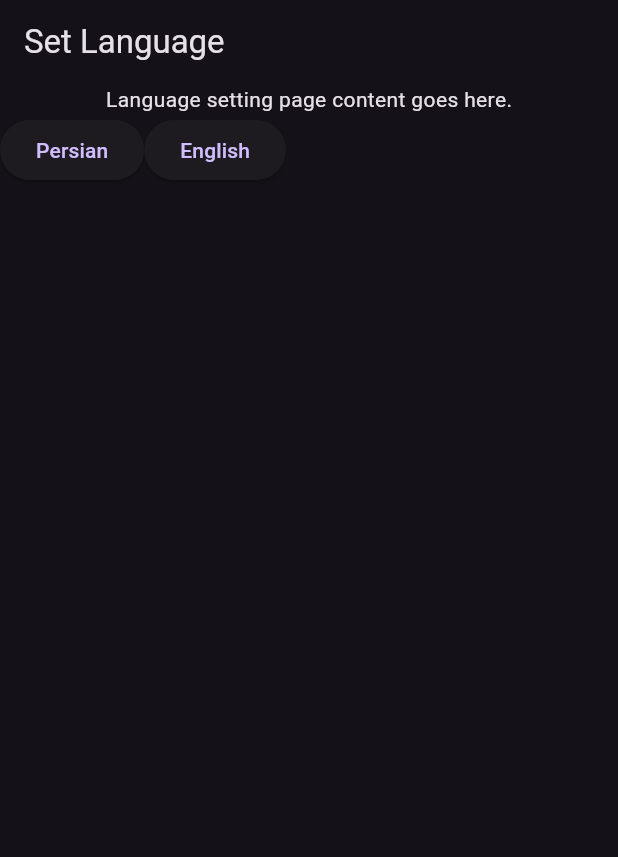
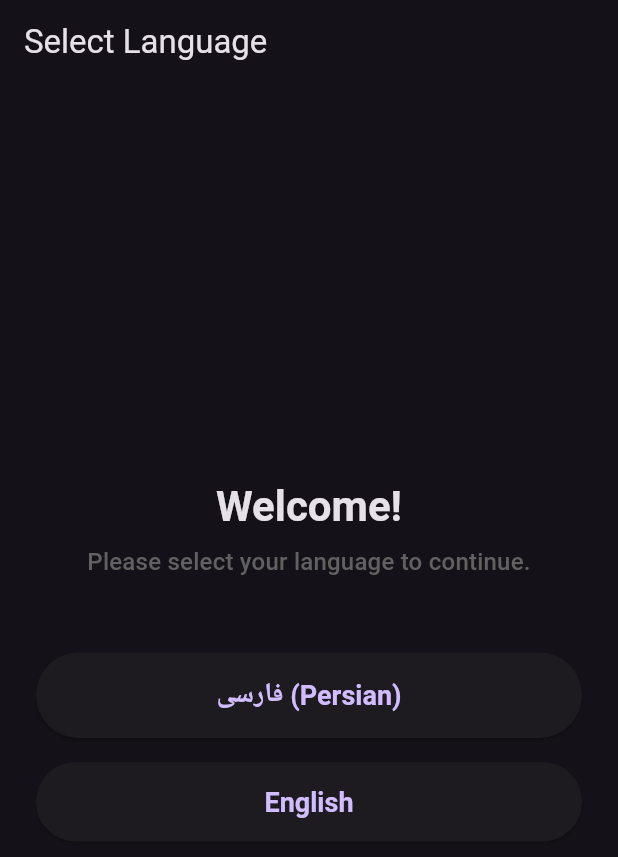
Before and after one commit to b3hzadsh/insight-lens, a Flutter app: the screen it shows after launch, on a phone screen of 412 x 824 dp. Shown: the top 857 px of the screen. Run offline on Flutter 3.47's test engine with Material 3 defaults, Android fonts, the phone set to English and light mode, and no system bars; our stand-ins replace camera, go_router, permission_handler, shared_preferences; missing offline and left inert: tflite_flutter.

Commit message:
before every thing start

```diff
--- a/lib/navigation/router.dart
+++ b/lib/navigation/router.dart
@@ -1,4 +1,3 @@
-// router.dart
 import 'package:go_router/go_router.dart';
 import 'package:flutter/material.dart';
 import 'package:test_app/pages/set_language.dart';
@@ -6,21 +5,15 @@ import 'package:test_app/pages/splash.dart' show SplashScreen;
 import 'package:test_app/providers/app_lang_provider.dart';
 import 'package:test_app/widgets/home_wrapper_loader.dart';
 
-
 class AppRouter {
   final AppLanguageProvider languageProvider;
 
   AppRouter(this.languageProvider);
 
   late final GoRouter router = GoRouter(
-    // ۱. به پروایدر گوش کن
     refreshListenable: languageProvider,
-
-    // ۲. مسیر اولیه *همیشه* اسپلش است
     initialLocation: '/',
-
     routes: [
-      // ۳. مسیر صفحه اسپلش را اضافه کن
       GoRoute(
         path: '/',
         builder: (BuildContext context, GoRouterState state) {
@@ -41,37 +34,45 @@ class AppRouter {
       ),
     ],
 
-    // ۴. منطق اصلی هدایت (Redirect)
+    // --- بخش اصلاح شده ---
     redirect: (BuildContext context, GoRouterState state) {
       final isLoading = languageProvider.isLoading;
       final langCode = languageProvider.languageCode;
-      final currentLocation = state.matchedLocation;
+
+      // 'requestedLocation' مکانی است که کاربر *قصد دارد* به آن برود
+      final requestedLocation = state.matchedLocation;
 
       // حالت ۱: در حال بارگذاری از حافظه
-      // کاربر باید در صفحه اسپلش بماند
       if (isLoading) {
-        return (currentLocation == '/') ? null : '/';
+        // در صفحه اسپلش بمان
+        return (requestedLocation == '/') ? null : '/';
       }
 
       // حالت ۲: بارگذاری تمام شده، زبان انتخاب نشده (بار اول)
-      // کاربر باید به صفحه تنظیمات زبان برود
       if (!isLoading && langCode == null) {
-        return (currentLocation == '/settings/language')
+        // کاربر را به صفحه تنظیمات زبان بفرست
+        return (requestedLocation == '/settings/language')
             ? null
             : '/settings/language';
       }
 
-      // حالت ۳: بارگذاری تمام شده، زبان قبلاً انتخاب شده
-      // کاربر باید به صفحه پیش‌بینی برود
+      // حالت ۳: بارگذاری تمام شده، زبان قبلاً انتخاب شده (دفعات بعد)
       if (!isLoading && langCode != null) {
-        // اگر کاربر در صفحه اسپلش یا تنظیمات است، او را به predict ببر
-        if (currentLocation == '/' || currentLocation == '/settings/language') {
+        // ✅ اینجا اصلاح شد:
+        // فقط اگر کاربر در صفحه اسپلش (/) است،
+        // او را به صفحه پیش‌بینی (predict) هدایت کن.
+        if (requestedLocation == '/') {
           return '/predict';
         }
+
+        // در هر حالت دیگری (مثلاً اگر کاربر صراحتاً
+        // روی دکمه کلیک کرده تا به /settings/language برود)،
+        // اجازه بده ناوبری انجام شود و ریدایرکت نکن.
       }
 
-      // در غیر این صورت (مثلاً کاربر خودش دستی در /predict است)، کاری نکن
+      // در غیر این صورت، هیچ ریدایرکتی لازم نیست
       return null;
     },
+    // --- پایان بخش اصلاح شده ---
   );
 }
--- a/lib/pages/set_language.dart
+++ b/lib/pages/set_language.dart
@@ -13,23 +13,69 @@ class SetLocalePage extends StatelessWidget {
       context,
       listen: false,
     );
+
+    // از تم برنامه برای استایل‌دهی استفاده می‌کنیم
+    final textTheme = Theme.of(context).textTheme;
+
     return Scaffold(
-      appBar: AppBar(title: Text('Set Language')),
-      body: Center(
+      appBar: AppBar(
+        title: Text(
+          'Select Language',
+        ), // "Set" کمی دستوری است، "Select" بهتر است
+      ),
+      // ۱. از Padding برای فاصله از لبه‌های صفحه استفاده می‌کنیم
+      body: Padding(
+        padding: const EdgeInsets.symmetric(horizontal: 24.0, vertical: 32.0),
         child: Column(
+          // ۲. محتوا را در مرکز صفحه (عمودی) قرار می‌دهیم
+          mainAxisAlignment: MainAxisAlignment.center,
+          // ۳. دکمه‌ها را تمام‌عرض می‌کنیم
+          crossAxisAlignment: CrossAxisAlignment.stretch,
           children: [
-            Text('Language setting page content goes here.'),
-            Row(
-              children: [
+            // ۴. یک متن راهنمای واضح‌تر
+            Text(
+              'Welcome!',
+              style: textTheme.headlineMedium?.copyWith(
+                fontWeight: FontWeight.bold,
+              ),
+              textAlign: TextAlign.center,
+            ),
+            SizedBox(height: 8),
+            Text(
+              'Please select your language to continue.',
+              style: textTheme.titleMedium?.copyWith(color: Colors.grey[700]),
+              textAlign: TextAlign.center,
+            ),
+            // ۵. فاصله زیاد تا دکمه‌ها
+            SizedBox(height: 48),
+
+            // ۶. دکمه فارسی با استایل بهتر
             ElevatedButton(
+              style: ElevatedButton.styleFrom(
+                // ۷. دکمه را بلندتر و خواناتر می‌کنیم
+                padding: EdgeInsets.symmetric(vertical: 16),
+                textStyle: TextStyle(fontSize: 18, fontWeight: FontWeight.bold),
+              ),
               onPressed: () {
+                // منطق شما دست نخورده است
                 localeProvider.setLanguage('fa');
                 context.go('/predict');
               },
-                  child: Text('Persian'),
+              // ۸. متن واضح‌تر برای دکمه
+              child: Text('فارسی (Persian)'),
             ),
+
+            // ۹. فاصله بین دو دکمه
+            SizedBox(height: 16),
+
+            // ۱۰. دکمه انگلیسی
             ElevatedButton(
+              style: ElevatedButton.styleFrom(
+                padding: EdgeInsets.symmetric(vertical: 16),
+                textStyle: TextStyle(fontSize: 18, fontWeight: FontWeight.bold),
+              ),
               onPressed: () {
+                // منطق شما دست نخورده است
                 localeProvider.setLanguage('en');
                 context.go('/predict');
               },
@@ -37,8 +83,6 @@ class SetLocalePage extends StatelessWidget {
             ),
           ],
         ),
-          ],
-        ),
       ),
     );
   }
--- a/lib/widgets/camera_header.dart
+++ b/lib/widgets/camera_header.dart
@@ -1,4 +1,5 @@
 import 'package:flutter/material.dart';
+import 'package:go_router/go_router.dart';
 
 class CameraHeader extends StatelessWidget {
   const CameraHeader({super.key});
@@ -7,15 +8,16 @@ class CameraHeader extends StatelessWidget {
   Widget build(BuildContext context) {
     return SafeArea(
       minimum: const EdgeInsets.only(top: 45),
-      child: Row(
-        mainAxisAlignment: MainAxisAlignment.center,
-        children: <Widget>[
-          Image.asset(
-            'assets/white_logo.png',
-            height: 40,
-            width: 40,
-          ),
-        ],
+      child: ElevatedButton(
+        child: Row(
+          mainAxisAlignment: MainAxisAlignment.center,
+          children: <Widget>[
+            Image.asset('assets/white_logo.png', height: 40, width: 40),
+          ],
+        ),
+        onPressed: () {
+          context.go('/settings/language');
+        },
       ),
     );
   }
```
Lines whose indentation alone changed are shown as unchanged.
